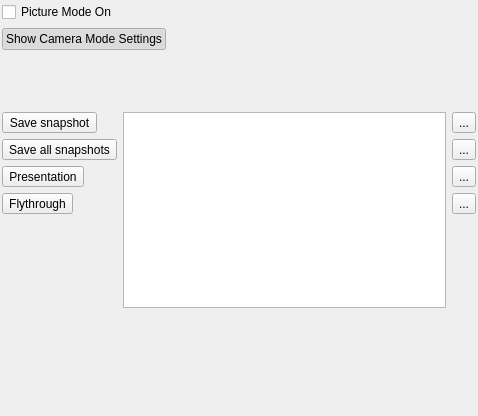
The window that src/ves/conductor/qt/CameraTab.ui (multitudinous/ve-suite) describes before a commit, drawn with Qt 5.
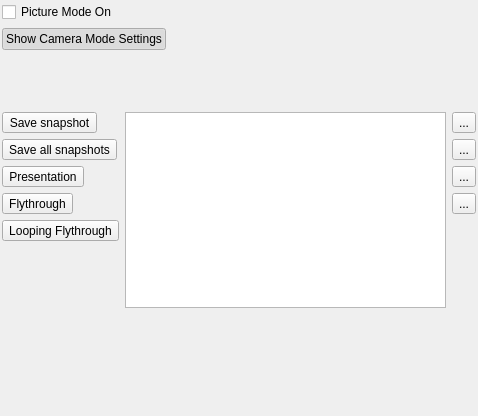
The same window after the commit. Icons and pictures are not drawn. Custom widgets are drawn as their Qt base class.

Commit message: UI pieces of flythrough functionality.

What changed in the file:
```diff
--- a/src/ves/conductor/qt/CameraTab.ui
+++ b/src/ves/conductor/qt/CameraTab.ui
@@ -148,6 +148,29 @@
          </property>
         </widget>
        </item>
+       <item>
+        <widget class="QToolButton" name="m_loopingFlythroughButton">
+         <property name="toolTip">
+          <string>Begin flythrough</string>
+         </property>
+         <property name="text">
+          <string>Looping Flythrough</string>
+         </property>
+         <property name="icon">
+          <iconset resource="../../../../../../../../../trunk/src/ves/conductor/qt/icons.qrc">
+           <normaloff>:/images/flythroughLoop.png</normaloff>:/images/flythroughLoop.png</iconset>
+         </property>
+         <property name="iconSize">
+          <size>
+           <width>32</width>
+           <height>32</height>
+          </size>
+         </property>
+         <property name="checkable">
+          <bool>true</bool>
+         </property>
+        </widget>
+       </item>
        <item>
         <spacer name="verticalSpacer">
          <property name="orientation">
```
The commit also changes 6 other files.
